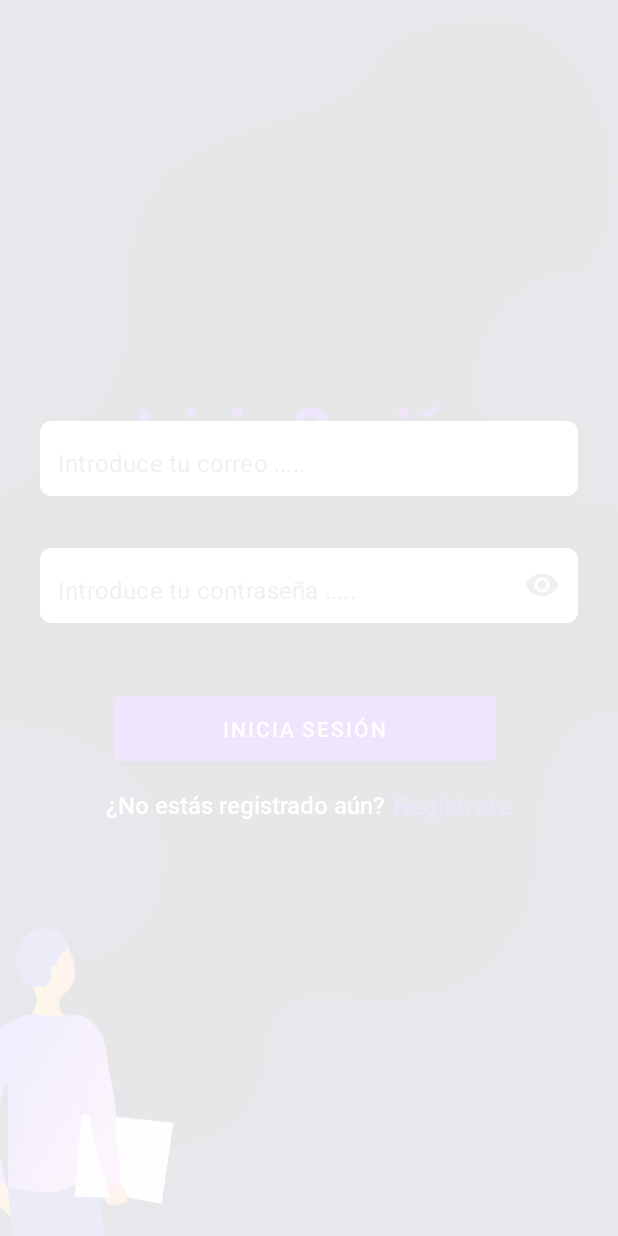
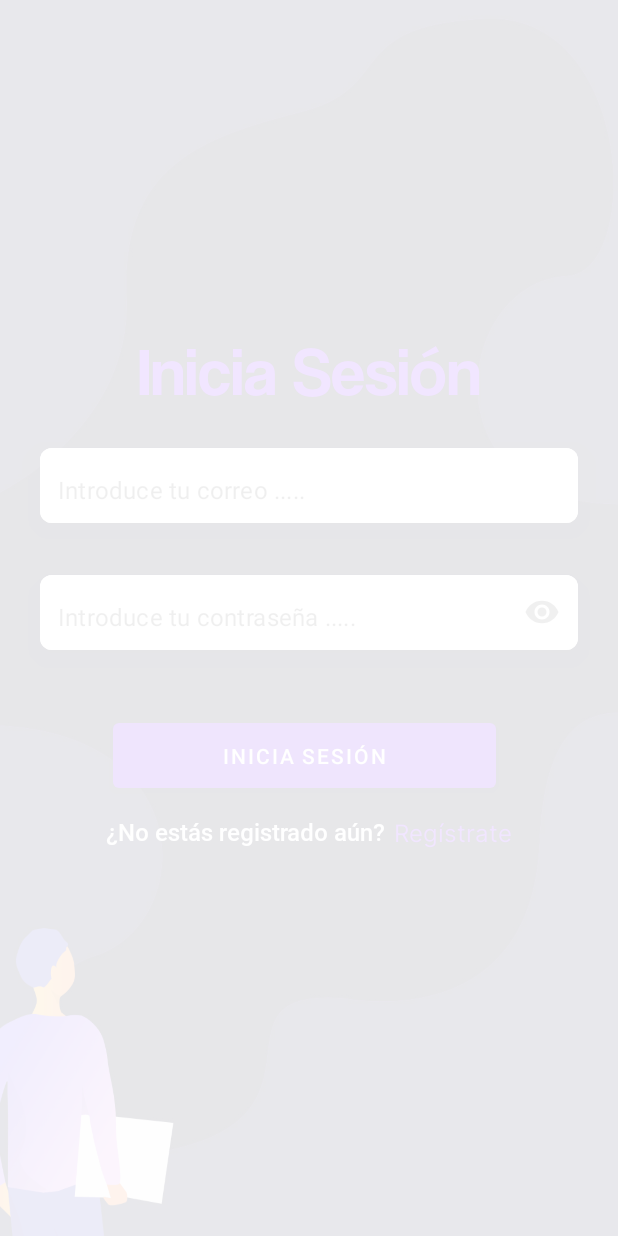
Before and after one commit to gonmarmar5/taskEat, an Android app: the screen it shows after launch (MainActivity), on a phone screen of 412 x 824 dp. Run offline under Robolectric (Android 15) with nearby library versions, the phone set to English and light mode, and no system bars; our stand-ins replace Firebase (no records; nobody signed in at launch, a user with empty details on screens opened directly).

Commit message:
feat: view updated

```diff
--- a/app/src/main/res/layout/fragment_sign_in.xml
+++ b/app/src/main/res/layout/fragment_sign_in.xml
@@ -9,51 +9,21 @@
 
     <!-- Text Registrate -->
 
-    <ImageView
-        android:id="@+id/imageView"
-        android:layout_width="wrap_content"
-        android:layout_height="200dp"
-        android:scaleType="fitXY"
-        app:layout_constraintEnd_toEndOf="parent"
-        app:layout_constraintHorizontal_bias="0.5"
-        app:layout_constraintStart_toStartOf="parent"
-        app:layout_constraintTop_toTopOf="parent" />
+
 
     <TextView
         android:id="@+id/textView"
         android:layout_width="wrap_content"
         android:layout_height="wrap_content"
-        android:layout_marginBottom="510dp"
+        android:layout_marginBottom="550dp"
         android:fontFamily="@font/coolvetica_rg"
         android:gravity="center_horizontal"
-        android:paddingTop="160dp"
         android:text="@string/login"
         android:textColor="@color/electric_purple"
         android:textSize="45sp"
         app:layout_constraintBottom_toBottomOf="parent"
         app:layout_constraintEnd_toEndOf="parent"
         app:layout_constraintStart_toStartOf="parent"></TextView>
-
-    <ImageView
-        android:id="@+id/imageView2"
-        android:layout_width="60dp"
-        android:layout_height="130dp"
-        android:rotation="180"
-        android:scaleType="fitXY"
-        app:layout_constraintEnd_toEndOf="parent"
-        app:layout_constraintTop_toBottomOf="@+id/imageView" />
-
-
-    <ImageView
-        android:id="@+id/imageView3"
-        android:layout_width="0dp"
-        android:layout_height="210dp"
-        android:layout_marginStart="12dp"
-        android:scaleType="fitXY"
-        app:layout_constraintBottom_toBottomOf="parent"
-        app:layout_constraintEnd_toEndOf="parent"
-        app:layout_constraintHorizontal_bias="0.5"
-        app:layout_constraintStart_toStartOf="parent" />
 
 
     <com.google.android.material.card.MaterialCardView
@@ -68,7 +38,8 @@
         app:layout_constraintEnd_toEndOf="parent"
         app:layout_constraintHorizontal_bias="0.5"
         app:layout_constraintStart_toStartOf="parent"
-        app:layout_constraintTop_toBottomOf="@id/imageView2">
+        android:layout_marginVertical="10dp"
+        app:layout_constraintTop_toBottomOf="@id/textView">
 
 
         <com.google.android.material.textfield.TextInputLayout
```
